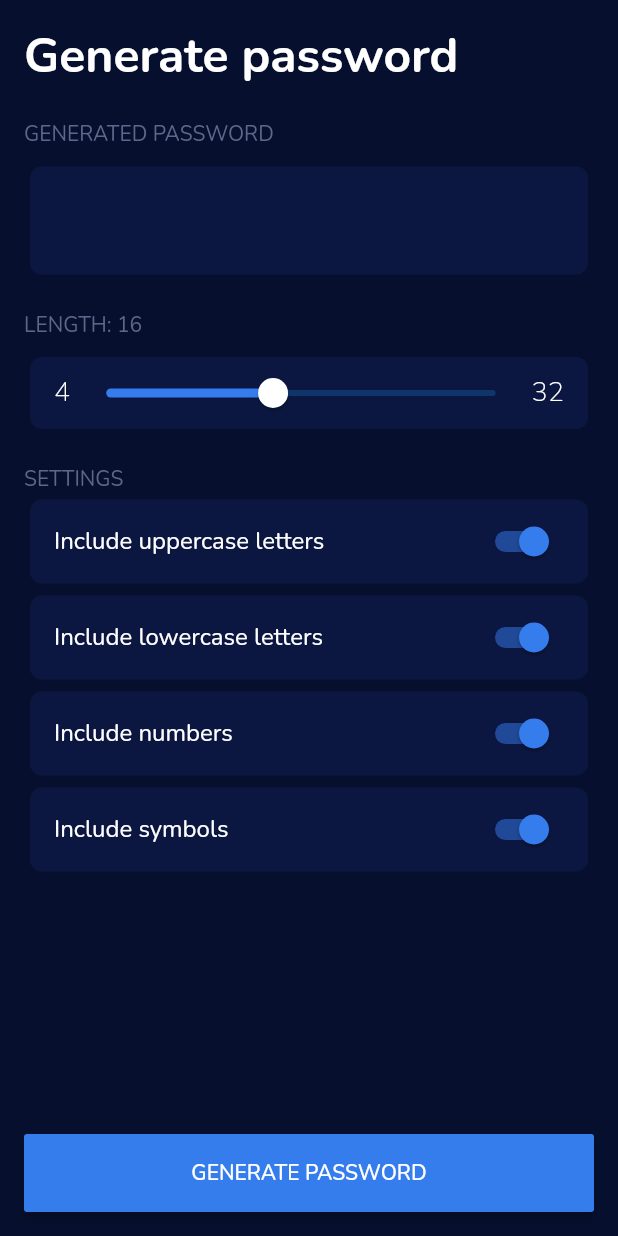
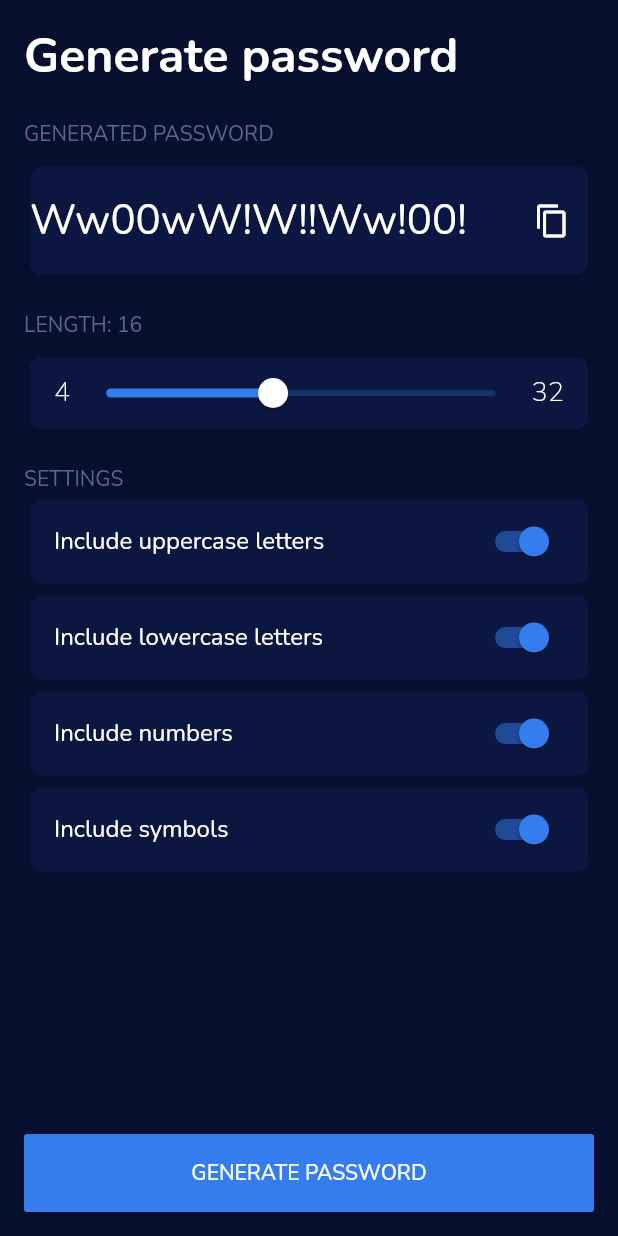
Before and after one commit to castrors/password_generator, a Flutter app: the screen it shows after launch, on a phone screen of 412 x 824 dp. Run offline on Flutter 3.47's test engine with Material 2 defaults, Android fonts, the light colour scheme and no system bars; our stand-ins replace google_fonts, toast.

Commit message:
Saves password to the clipboard

```diff
--- a/lib/password_generator_page.dart
+++ b/lib/password_generator_page.dart
@@ -1,13 +1,16 @@
 import 'package:flutter/material.dart';
+import 'package:flutter/services.dart';
 import 'package:password_generator/colors.dart';
 import 'package:password_generator/models/password_model.dart';
 import 'package:password_generator/rounded_container.dart';
 import 'package:provider/provider.dart';
+import 'package:toast/toast.dart';
 
 class PasswordGeneratorPage extends StatelessWidget {
   @override
   Widget build(BuildContext context) {
     var passwordModel = Provider.of<PasswordModel>(context);
+    passwordModel.generate();
     return Scaffold(
       body: SafeArea(
         child: Padding(
@@ -31,11 +34,30 @@ class PasswordGeneratorPage extends StatelessWidget {
               ),
               RoundedContainer(
                 height: 72,
-                child: Text(passwordModel.generatedPassword,
-                    style: TextStyle(
-                      fontWeight: FontWeight.w400,
-                      fontSize: 28,
-                    )),
+                child: Row(
+                  children: <Widget>[
+                    Expanded(
+                      child: Text(
+                        passwordModel.generatedPassword,
+                        style: TextStyle(
+                          fontWeight: FontWeight.w400,
+                          fontSize: 28,
+                        ),
+                      ),
+                    ),
+                    IconButton(
+                      icon: Icon(Icons.content_copy),
+                      onPressed: () {
+                        Clipboard.setData(
+                          ClipboardData(
+                            text: passwordModel.generatedPassword,
+                          ),
+                        );
+                        Toast.show('Password copied to the clipboard!', context);
+                      },
+                    )
+                  ],
+                ),
               ),
               SizedBox(
                 height: 20,
--- a/pubspec.yaml
+++ b/pubspec.yaml
@@ -13,6 +13,7 @@ dependencies:
   cupertino_icons: ^0.1.2
   google_fonts: ^0.3.9
   provider: ^3.0.0
+  toast: ^0.1.5
 
 dev_dependencies:
   flutter_test:
```
Also changed, not shown: pubspec.lock.
